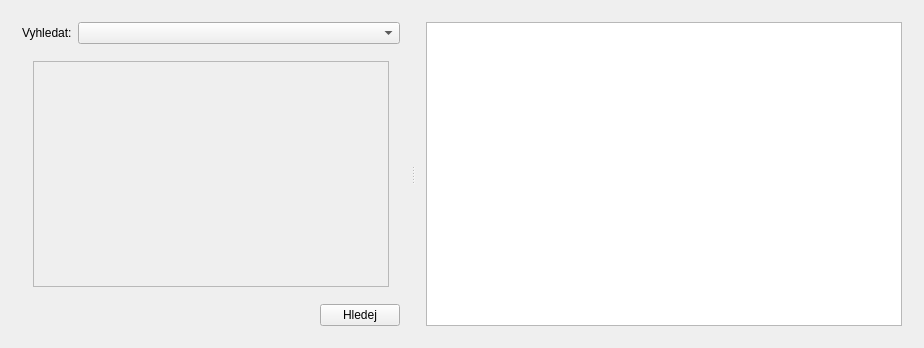
Old version of the form vfkPlugin/ui_MainApp.ui in the repository ctu-osgeorel/qgis-vfk-plugin.
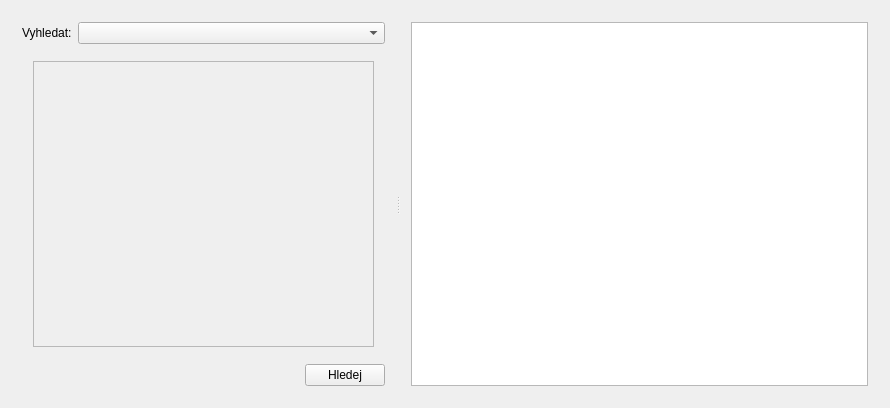
New version of the form. The open tabs and pages were chosen to show the change. Icons and pictures are not drawn.

Diff of the .ui file:
```diff
--- a/vfkPlugin/ui_MainApp.ui
+++ b/vfkPlugin/ui_MainApp.ui
@@ -6,8 +6,8 @@
    <rect>
     <x>0</x>
     <y>0</y>
-    <width>924</width>
-    <height>348</height>
+    <width>890</width>
+    <height>408</height>
    </rect>
   </property>
   <property name="windowTitle">
@@ -232,7 +232,7 @@
                  <rect>
                   <x>0</x>
                   <y>0</y>
-                  <width>62</width>
+                  <width>63</width>
                   <height>28</height>
                  </rect>
                 </property>
```
Left out of the diff: 10 changed lines with no effect on the pictures.
